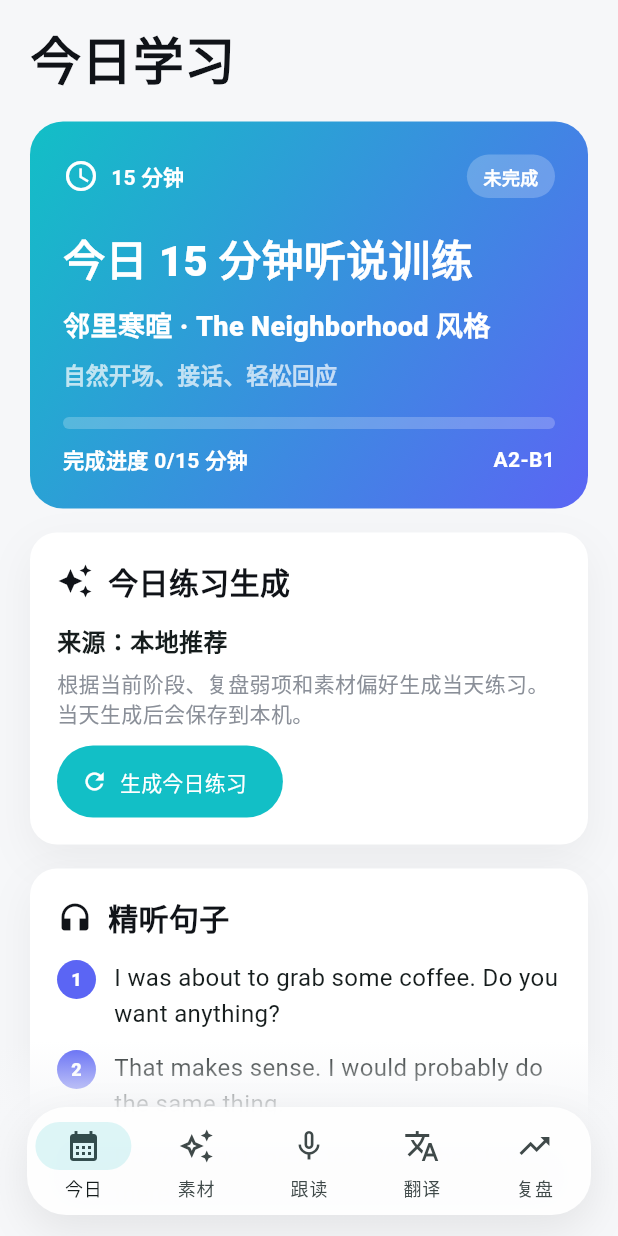
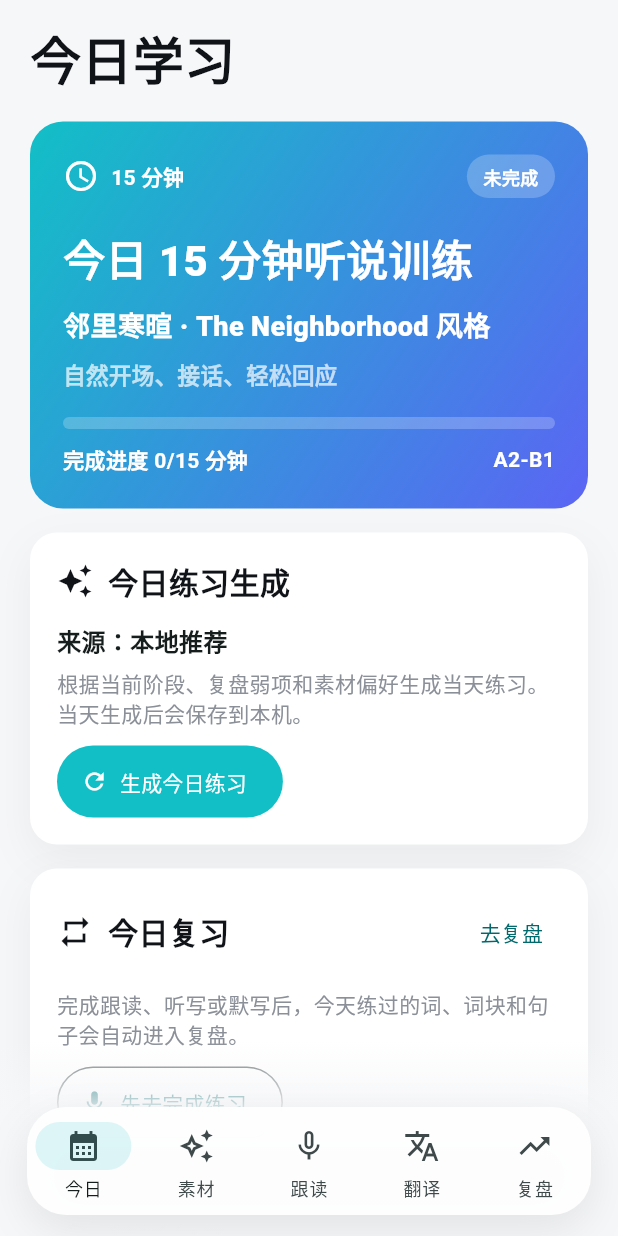
Before and after one commit to nora633/English, a Flutter app: the screen it shows after launch, on a phone screen of 412 x 824 dp. Run offline on Flutter 3.47's test engine with Material 3 defaults, Android fonts, the phone set to English and light mode, and no system bars; our stand-ins replace audioplayers, flutter_tts, shared_preferences; missing offline and left inert: record; Roboto replaces fonts that are missing (System).

Commit message:
Surface review queue on today page

```diff
--- a/mobile/lib/src/app_shell.dart
+++ b/mobile/lib/src/app_shell.dart
@@ -197,9 +197,11 @@ class _AppShellState extends State<AppShell> {
         lessonSource: lessonSource,
         isGeneratingLesson: isGeneratingLesson,
         completedMinutes: completedMinutes,
+        reviewQueue: reviewQueue,
         onStartSpeaking: () => goTo(2),
         onChooseTheme: () => goTo(1),
         onGenerateLesson: generateDailyLesson,
+        onOpenReview: () => goTo(4),
       ),
       ThemeLibraryPage(
         key: const ValueKey('theme-library-page'),
--- a/mobile/lib/src/views/today_page.dart
+++ b/mobile/lib/src/views/today_page.dart
@@ -2,6 +2,7 @@ import 'package:flutter/material.dart';
 
 import '../models/learning_models.dart';
 import '../services/daily_lesson_service.dart';
+import '../services/review_queue_store.dart';
 import '../theme/app_theme.dart';
 import 'keyword_detail_page.dart';
 import '../widgets/shared_widgets.dart';
@@ -13,24 +14,32 @@ class TodayPage extends StatelessWidget {
     required this.lessonSource,
     required this.isGeneratingLesson,
     required this.completedMinutes,
+    required this.reviewQueue,
     required this.onStartSpeaking,
     required this.onChooseTheme,
     required this.onGenerateLesson,
+    required this.onOpenReview,
   });
 
   final DailyLesson lesson;
   final DailyLessonSource lessonSource;
   final bool isGeneratingLesson;
   final int completedMinutes;
+  final List<ReviewQueueItem> reviewQueue;
   final VoidCallback onStartSpeaking;
   final VoidCallback onChooseTheme;
   final VoidCallback onGenerateLesson;
+  final VoidCallback onOpenReview;
 
   @override
   Widget build(BuildContext context) {
     final safeCompleted = completedMinutes.clamp(0, lesson.durationMinutes);
     final progress = safeCompleted / lesson.durationMinutes;
     final completed = safeCompleted >= lesson.durationMinutes;
+    final pendingReviewItems = reviewQueue
+        .where((item) => !item.mastered)
+        .take(3)
+        .toList();
 
     return AppScrollPage(
       title: '今日学习',
@@ -100,6 +109,45 @@ class TodayPage extends StatelessWidget {
           ),
         ),
         CardPanel(
+          title: '今日复习',
+          icon: Icons.repeat,
+          action: TextButton(onPressed: onOpenReview, child: const Text('去复盘')),
+          child: pendingReviewItems.isEmpty
+              ? Column(
+                  crossAxisAlignment: CrossAxisAlignment.start,
+                  children: [
+                    const Text(
+                      '完成跟读、听写或默写后，今天练过的词、词块和句子会自动进入复盘。',
+                      style: AppText.muted,
+                    ),
+                    const SizedBox(height: 12),
+                    SecondaryButton(
+                      icon: Icons.mic,
+                      text: '先去完成练习',
+                      onPressed: onStartSpeaking,
+                    ),
+                  ],
+                )
+              : Column(
+                  crossAxisAlignment: CrossAxisAlignment.start,
+                  children: [
+                    Text(
+                      '有 ${reviewQueue.where((item) => !item.mastered).length} 条待复习，先抓最容易忘的 3 条。',
+                      style: AppText.muted,
+                    ),
+                    const SizedBox(height: 12),
+                    for (final item in pendingReviewItems)
+                      _TodayReviewItem(item: item),
+                    const SizedBox(height: 4),
+                    SecondaryButton(
+                      icon: Icons.repeat,
+                      text: '进入复盘队列',
+                      onPressed: onOpenReview,
+                    ),
+                  ],
+                ),
+        ),
+        CardPanel(
           title: '精听句子',
           icon: Icons.headphones,
           child: Column(
@@ -167,3 +215,40 @@ class TodayPage extends StatelessWidget {
     );
   }
 }
+
+class _TodayReviewItem extends StatelessWidget {
+  const _TodayReviewItem({required this.item});
+
+  final ReviewQueueItem item;
+
+  @override
+  Widget build(BuildContext context) {
+    return Container(
+      width: double.infinity,
+      margin: const EdgeInsets.only(bottom: 10),
+      padding: const EdgeInsets.all(12),
+      decoration: BoxDecoration(
+        color: AppColors.subtle,
+        borderRadius: BorderRadius.circular(14),
+      ),
+      child: Column(
+        crossAxisAlignment: CrossAxisAlignment.start,
+        children: [
+          Wrap(
+            spacing: 8,
+            runSpacing: 6,
+            crossAxisAlignment: WrapCrossAlignment.center,
+            children: [
+              SmallChip(label: item.kind.label),
+              Text(item.themeTitle, style: AppText.chip),
+            ],
+          ),
+          const SizedBox(height: 8),
+          Text(item.text, style: AppText.sectionBig),
+          const SizedBox(height: 4),
+          Text(item.note, style: AppText.muted),
+        ],
+      ),
+    );
+  }
+}
```
Also changed, not shown: 1 other file.
